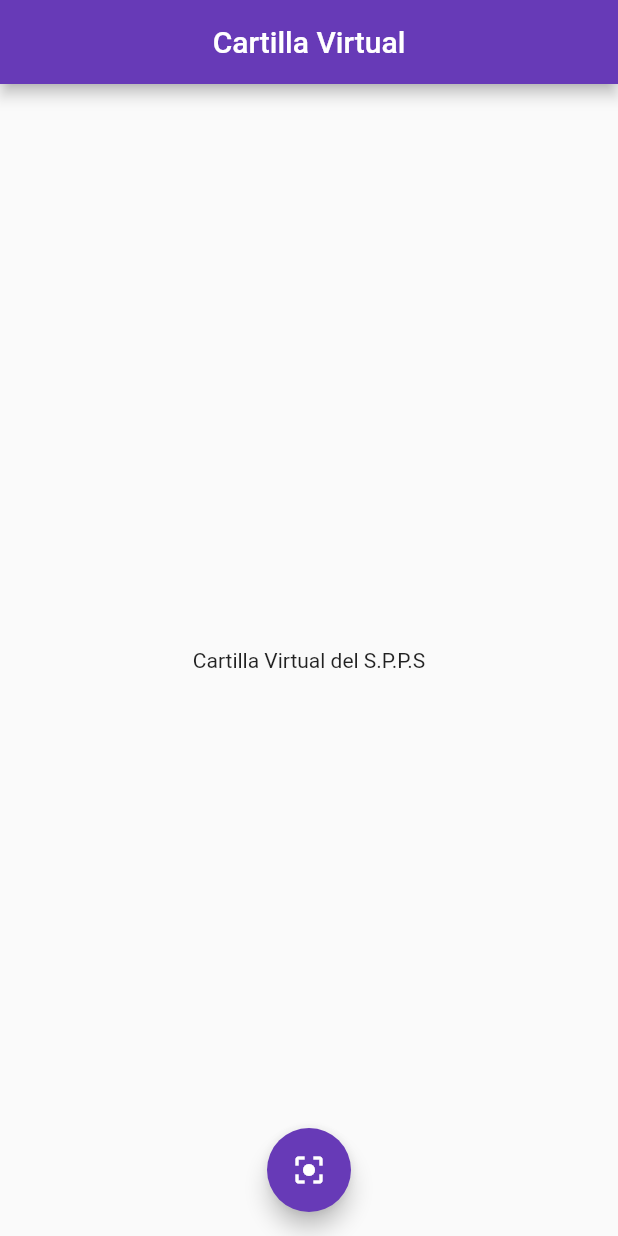
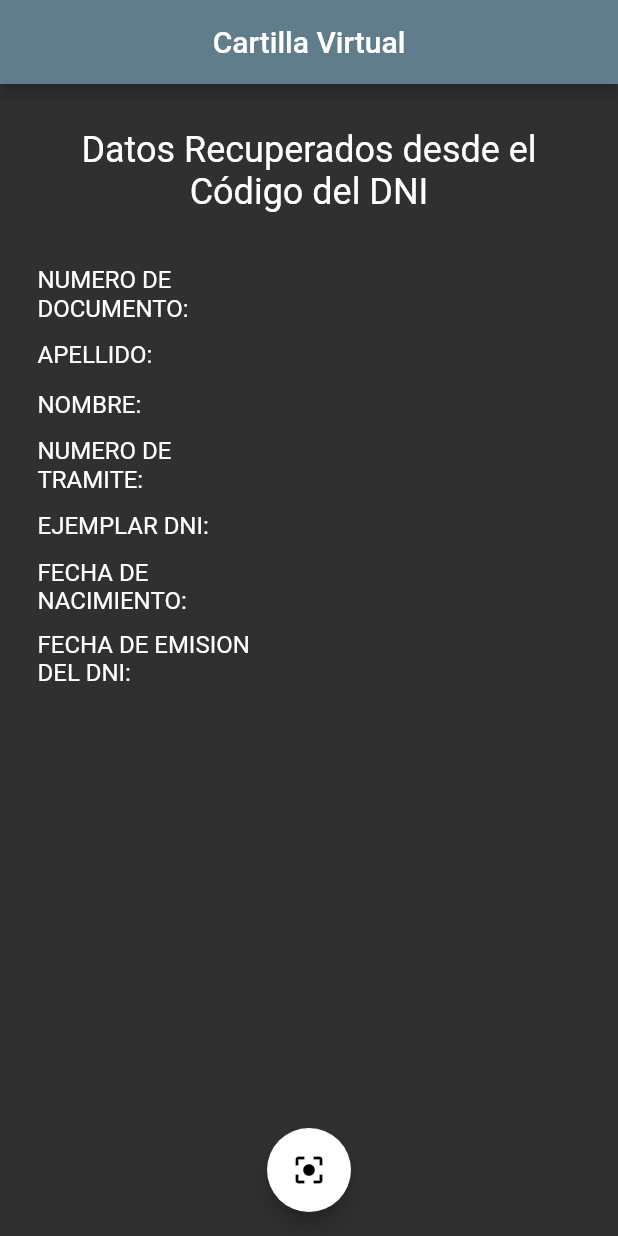
Before and after one commit to FSALVA157/fl_cartilla_firebase, a Flutter app: the screen it shows after launch, after a tap on the "center focus strong" icon, on a phone screen of 412 x 824 dp. Run offline on Flutter 3.47's test engine with Material 2 defaults, Android fonts, the phone set to English and light mode, and no system bars; missing offline and left inert: flutter_barcode_scanner; network calls fail.

Commit message:
manejo de provider,  cambio de tema a dark y mostrar datos del codigo

```diff
--- a/lib/main.dart
+++ b/lib/main.dart
@@ -1,8 +1,10 @@
 import 'package:cartilla_flutter/pages/details_page.dart';
 import 'package:cartilla_flutter/pages/home_page.dart';
+import 'package:cartilla_flutter/providers/dni_provider.dart';
 import 'package:flutter/material.dart';
+import 'package:provider/provider.dart';
 
-void main() => runApp(MyApp());
+void main() => runApp(CartillaAppState());
 
 class MyApp extends StatelessWidget {
   @override
@@ -12,9 +14,23 @@ class MyApp extends StatelessWidget {
         title: 'Material App',
         initialRoute: 'home',
         routes: {'home': (_) => HomePage(), 'details': (_) => DetailsScreen()},
-        theme: ThemeData.light().copyWith(
-            appBarTheme: AppBarTheme(color: Colors.deepPurple),
-            floatingActionButtonTheme: FloatingActionButtonThemeData(
-                backgroundColor: Colors.deepPurple)));
+        theme: ThemeData.dark().copyWith(
+            appBarTheme: AppBarTheme(color: Colors.blueGrey),
+            floatingActionButtonTheme:
+                FloatingActionButtonThemeData(backgroundColor: Colors.white)));
   }
 }
+
+class CartillaAppState extends StatelessWidget {
+  const CartillaAppState({Key? key}) : super(key: key);
+
+  @override
+  Widget build(BuildContext context) {
+    return MultiProvider(child: MyApp(), providers: [
+      ChangeNotifierProvider(
+        create: (context) => DniProvider(),
+        lazy: false,
+      )
+    ]);
+  }
+}
--- a/lib/pages/details_page.dart
+++ b/lib/pages/details_page.dart
@@ -1,5 +1,7 @@
 import 'package:cartilla_flutter/models/personal_response.dart';
+import 'package:cartilla_flutter/providers/dni_provider.dart';
 import 'package:flutter/material.dart';
+import 'package:provider/provider.dart';
 
 class DetailsScreen extends StatelessWidget {
   const DetailsScreen({Key? key}) : super(key: key);
@@ -8,6 +10,8 @@ class DetailsScreen extends StatelessWidget {
   Widget build(BuildContext context) {
     final PersonalElement personal =
         ModalRoute.of(context)!.settings.arguments as PersonalElement;
+
+    final dniProvider = Provider.of<DniProvider>(context);
 
     return Scaffold(
       body: CustomScrollView(
@@ -31,7 +35,7 @@ class _CustomAppBar extends StatelessWidget {
   @override
   Widget build(BuildContext context) {
     return SliverAppBar(
-        backgroundColor: Colors.indigo,
+        //backgroundColor: Colors.indigo,
         expandedHeight: 80,
         floating: false,
         pinned: true,
--- a/lib/pages/home_page.dart
+++ b/lib/pages/home_page.dart
@@ -1,5 +1,7 @@
+import 'package:cartilla_flutter/providers/dni_provider.dart';
 import 'package:cartilla_flutter/widgets/scan_button.dart';
 import 'package:flutter/material.dart';
+import 'package:provider/provider.dart';
 
 class HomePage extends StatelessWidget {
   const HomePage({Key? key}) : super(key: key);
@@ -11,11 +13,88 @@ class HomePage extends StatelessWidget {
         centerTitle: true,
         title: Text('Cartilla Virtual'),
       ),
-      body: Center(
-        child: Text('Cartilla Virtual del S.P.P.S'),
-      ),
+      body: DataDNI(),
       floatingActionButton: ScanButton(),
       floatingActionButtonLocation: FloatingActionButtonLocation.centerFloat,
     );
   }
 }
+
+class DataDNI extends StatelessWidget {
+  const DataDNI({Key? key}) : super(key: key);
+
+  @override
+  Widget build(BuildContext context) {
+    final miProvider = Provider.of<DniProvider>(context);
+
+    return Container(
+      padding: EdgeInsets.symmetric(horizontal: 25.0),
+      child: Column(
+        children: [
+          Container(
+            margin: EdgeInsets.symmetric(vertical: 30.0),
+            child: Text(
+              'Datos Recuperados desde el Código del DNI',
+              style: Theme.of(context).textTheme.headline5,
+              textAlign: TextAlign.center,
+              overflow: TextOverflow.visible,
+              maxLines: 2,
+            ),
+          ),
+          MiTexto(texto: 'NUMERO DE DOCUMENTO: ', texto2: miProvider.dniNumero),
+          MiTexto(texto: 'APELLIDO: ', texto2: miProvider.dniApellido),
+          MiTexto(texto: 'NOMBRE: ', texto2: miProvider.dniNombre),
+          MiTexto(texto: 'NUMERO DE TRAMITE: ', texto2: miProvider.dniTramite),
+          MiTexto(texto: 'EJEMPLAR DNI: ', texto2: miProvider.dniEjemplar),
+          MiTexto(
+              texto: 'FECHA DE NACIMIENTO: ', texto2: miProvider.dniNacimiento),
+          MiTexto(
+              texto: 'FECHA DE EMISION DEL DNI: ',
+              texto2: miProvider.dniFechaTramite),
+        ],
+      ),
+    );
+  }
+}
+
+class MiTexto extends StatelessWidget {
+  final String texto;
+  final String texto2;
+
+  const MiTexto({Key? key, required this.texto, required this.texto2})
+      : super(key: key);
+
+  @override
+  Widget build(BuildContext context) {
+    return Container(
+        margin: EdgeInsets.symmetric(vertical: 5.0),
+        child: Row(
+          children: [
+            Expanded(
+              flex: 2,
+              child: Text(
+                this.texto,
+                style: Theme.of(context).textTheme.subtitle1,
+                textAlign: TextAlign.left,
+                overflow: TextOverflow.visible,
+                maxLines: 2,
+              ),
+            ),
+            // Expanded(
+            //     child: SizedBox(
+            //   width: 5,
+            // )),
+            Expanded(
+              flex: 3,
+              child: Text(
+                this.texto2,
+                style: Theme.of(context).textTheme.headline6,
+                textAlign: TextAlign.left,
+                overflow: TextOverflow.visible,
+                maxLines: 2,
+              ),
+            ),
+          ],
+        ));
+  }
+}
--- /dev/null
+++ b/lib/providers/dni_provider.dart
@@ -0,0 +1,28 @@
+import 'package:flutter/material.dart';
+import 'package:flutter/src/foundation/key.dart';
+import 'package:provider/provider.dart';
+
+class DniProvider extends ChangeNotifier {
+  String dniNumero = "";
+  String dniTramite = "";
+  String dniNacimiento = "";
+  String dniFechaTramite = "";
+  String dniApellido = "";
+  String dniNombre = "";
+  String dniSexo = "";
+  String dniEjemplar = "";
+
+  getData(List<String> datos) {
+    print('EJECUTANDO GET DATA!!!');
+    this.dniTramite = datos[0];
+    this.dniApellido = datos[1];
+    this.dniNombre = datos[2];
+    this.dniSexo = datos[3];
+    this.dniNumero = datos[4];
+    this.dniEjemplar = datos[5];
+    this.dniNacimiento = datos[6];
+    this.dniFechaTramite = datos[7];
+
+    notifyListeners();
+  }
+}
--- a/lib/widgets/scan_button.dart
+++ b/lib/widgets/scan_button.dart
@@ -1,13 +1,17 @@
 import 'package:cartilla_flutter/models/personal_response.dart';
+import 'package:cartilla_flutter/providers/dni_provider.dart';
 import 'package:cartilla_flutter/services/visita_service.dart';
 import 'package:flutter/material.dart';
 import 'package:flutter_barcode_scanner/flutter_barcode_scanner.dart';
+import 'package:provider/provider.dart';
 
 class ScanButton extends StatelessWidget {
   const ScanButton({Key? key}) : super(key: key);
 
   @override
   Widget build(BuildContext context) {
+    final providerDni = Provider.of<DniProvider>(context);
+
     return FloatingActionButton(
       onPressed: () async {
         String barcodeScanRes;
@@ -17,8 +21,10 @@ class ScanButton extends StatelessWidget {
               '#ff6666', 'Cancel', true, ScanMode.DEFAULT);
           print(barcodeScanRes);
 
-          dynamic array = barcodeScanRes.split('@');
+          List<String> array = barcodeScanRes.split('@');
           print(array);
+
+          providerDni.getData(array);
           String dato_dni = array[4].toString();
           var servicio = VisitaService();
           PersonalElement visita = await servicio.getByDni(dato_dni);
```
